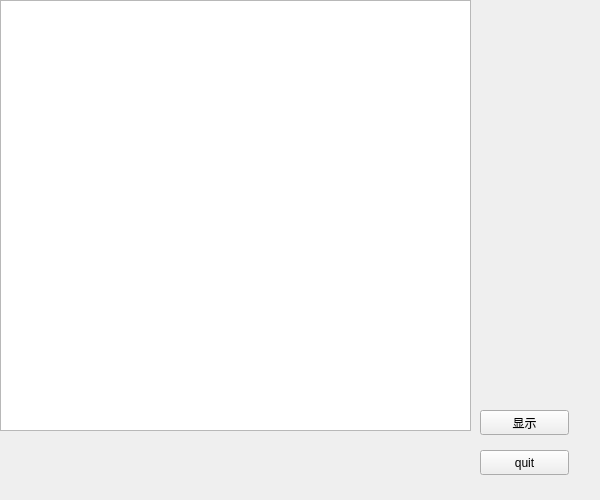
The window that demo1/viewapment.ui (KeviaWang/work) describes before a commit, drawn with Qt 5.
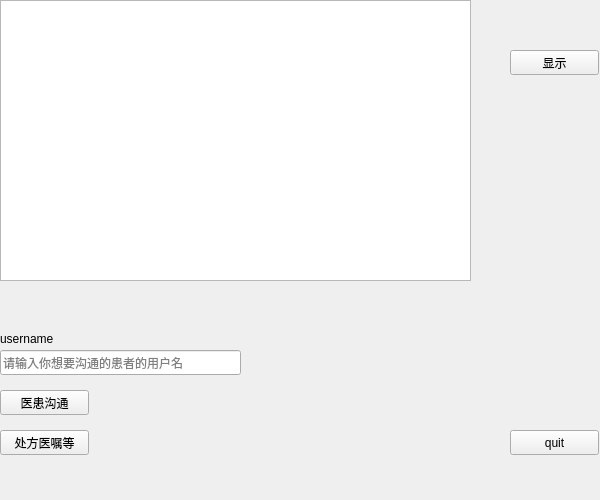
The same window after the commit.

The edit to the form file:
```diff
--- a/demo1/viewapment.ui
+++ b/demo1/viewapment.ui
@@ -16,8 +16,8 @@
   <widget class="QPushButton" name="pushButton">
    <property name="geometry">
     <rect>
-     <x>480</x>
-     <y>450</y>
+     <x>510</x>
+     <y>430</y>
      <width>89</width>
      <height>25</height>
     </rect>
@@ -32,15 +32,15 @@
      <x>0</x>
      <y>0</y>
      <width>471</width>
-     <height>431</height>
+     <height>281</height>
     </rect>
    </property>
   </widget>
   <widget class="QPushButton" name="pushButton_2">
    <property name="geometry">
     <rect>
-     <x>480</x>
-     <y>410</y>
+     <x>510</x>
+     <y>50</y>
      <width>89</width>
      <height>25</height>
     </rect>
@@ -49,6 +49,58 @@
     <string>显示</string>
    </property>
   </widget>
+  <widget class="QLineEdit" name="usernameEdit">
+   <property name="geometry">
+    <rect>
+     <x>0</x>
+     <y>350</y>
+     <width>241</width>
+     <height>25</height>
+    </rect>
+   </property>
+   <property name="placeholderText">
+    <string>请输入你想要沟通的患者的用户名</string>
+   </property>
+  </widget>
+  <widget class="QLabel" name="username">
+   <property name="geometry">
+    <rect>
+     <x>0</x>
+     <y>330</y>
+     <width>91</width>
+     <height>17</height>
+    </rect>
+   </property>
+   <property name="text">
+    <string>username</string>
+   </property>
+  </widget>
+  <widget class="QPushButton" name="goutong">
+   <property name="geometry">
+    <rect>
+     <x>0</x>
+     <y>390</y>
+     <width>89</width>
+     <height>25</height>
+    </rect>
+   </property>
+   <property name="text">
+    <string>医患沟通</string>
+   </property>
+  </widget>
+  <widget class="QPushButton" name="chufangyizhu">
+   <property name="geometry">
+    <rect>
+     <x>0</x>
+     <y>430</y>
+     <width>89</width>
+     <height>25</height>
+    </rect>
+   </property>
+   <property name="text">
+    <string>处方医嘱等</string>
+   </property>
+  </widget>
  </widget>
  <resources/>
  <connections>
```
